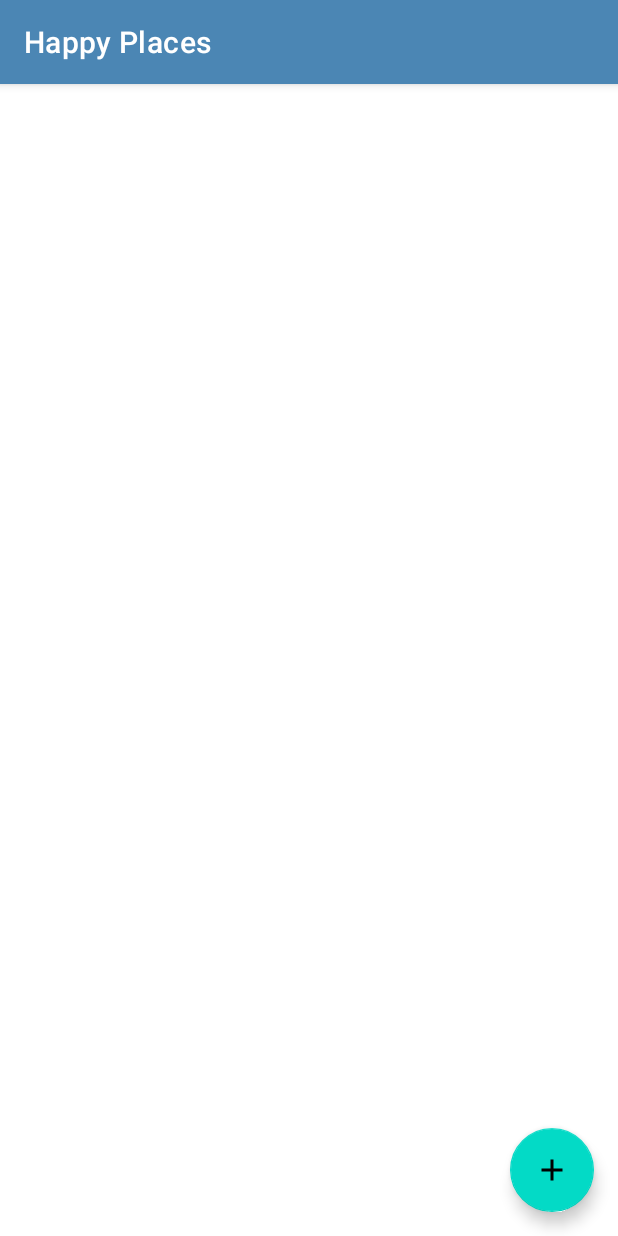
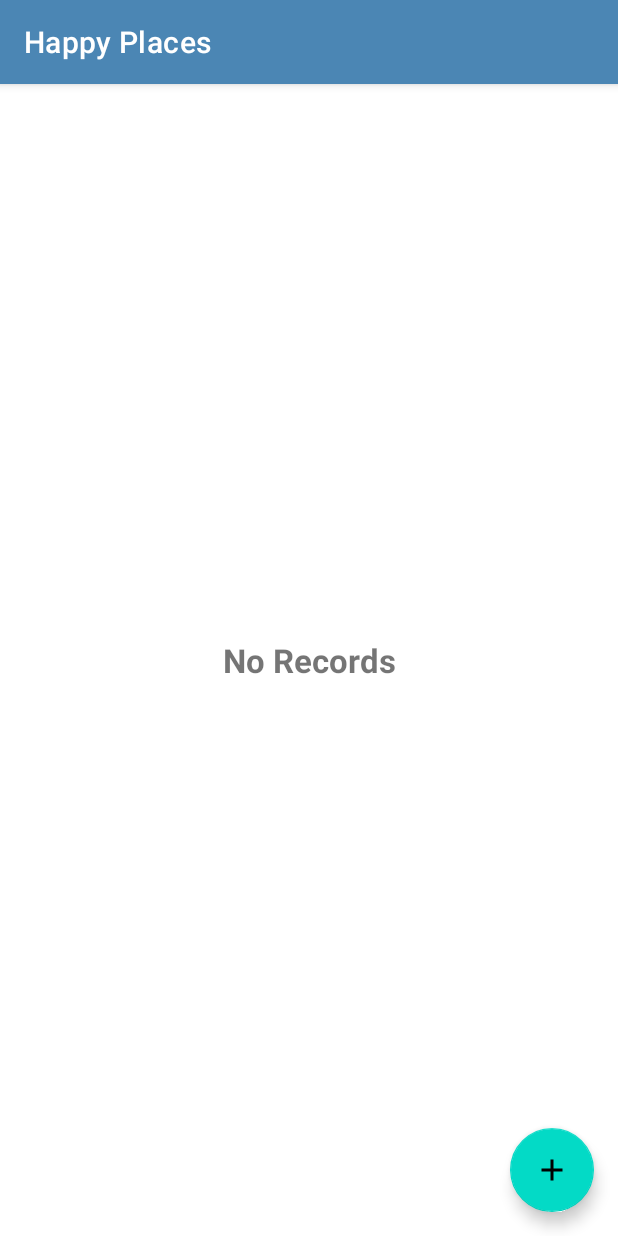
Before and after one commit to jackq97/swipe-functionality-to-recycler-view-through-item-adapter, an Android app: the screen it shows after launch (MainActivity), on a phone screen of 412 x 824 dp. Run offline under Robolectric (Android 15) with nearby library versions, the phone set to English and light mode, and no system bars; our stand-ins replace Room's generated code; libraries missing offline, so code that uses them is left out: com.permissionx.guolindev, it.xabaras.android; 1 statement that could not run was skipped.

Commit message:
kotlin.kt

```diff
--- a/app/build.gradle
+++ b/app/build.gradle
@@ -2,6 +2,7 @@ plugins {
     id 'com.android.application'
     id 'org.jetbrains.kotlin.android'
     id 'kotlin-kapt'
+    id 'com.google.android.libraries.mapsplatform.secrets-gradle-plugin'
 }
 
 android {
@@ -43,6 +44,7 @@ dependencies {
     implementation 'com.google.android.material:material:1.6.1'
     implementation 'com.guolindev.permissionx:permissionx:1.6.4'
     implementation 'com.github.dhaval2404:imagepicker:2.1'
+    implementation 'com.google.android.gms:play-services-maps:18.0.2'
 
     def room_version = "2.4.2"
     def activityVersion = "1.4.0"
@@ -52,6 +54,8 @@ dependencies {
 
     // optional - Kotlin Extensions and Coroutines support for Room
     implementation("androidx.room:room-ktx:$room_version")
+    implementation 'com.google.android.libraries.places:places:2.6.0'
+
 
 
     implementation "androidx.activity:activity-ktx:$activityVersion"
--- a/app/src/main/java/com/example/happyplaces/activities/MainActivity.kt
+++ b/app/src/main/java/com/example/happyplaces/activities/MainActivity.kt
@@ -5,6 +5,7 @@ import android.content.Intent
 import androidx.appcompat.app.AppCompatActivity
 import android.os.Bundle
 import android.util.Log
+import android.view.View
 import android.widget.Toast
 import androidx.lifecycle.lifecycleScope
 import androidx.recyclerview.widget.ItemTouchHelper
@@ -95,9 +96,15 @@ class MainActivity : AppCompatActivity(), Adapter.OnItemClickListener {
 
             itemAdapter = Adapter(placesList, this)
 
+            binding?.rvMain?.visibility = View.VISIBLE
+            binding?.tvRecords?.visibility = View.GONE
             binding?.rvMain?.layoutManager = LinearLayoutManager(this)
             binding?.rvMain?.adapter = itemAdapter
 
+        } else {
+
+            binding?.rvMain?.visibility = View.GONE
+            binding?.tvRecords?.visibility = View.VISIBLE
         }
     }
 
--- a/app/src/main/res/layout/activity_main.xml
+++ b/app/src/main/res/layout/activity_main.xml
@@ -1,12 +1,12 @@
 <?xml version="1.0" encoding="utf-8"?>
-<FrameLayout xmlns:android="http://schemas.android.com/apk/res/android"
+<androidx.constraintlayout.widget.ConstraintLayout xmlns:android="http://schemas.android.com/apk/res/android"
     xmlns:app="http://schemas.android.com/apk/res-auto"
     xmlns:tools="http://schemas.android.com/tools"
     android:layout_width="match_parent"
     android:layout_height="match_parent"
     tools:context=".activities.MainActivity">
 
-<!--  floating button  -->
+    <!--  floating button  -->
 
     <com.google.android.material.floatingactionbutton.FloatingActionButton
         android:id="@+id/fabHappyPlace"
@@ -14,18 +14,32 @@
         android:layout_height="wrap_content"
         android:layout_gravity="bottom|end"
         android:layout_margin="@dimen/fab_margin"
+        android:layout_marginEnd="40dp"
+        android:layout_marginBottom="40dp"
         android:src="@drawable/ic_action_add_24"
-         />
+        app:layout_constraintBottom_toBottomOf="parent"
+        app:layout_constraintEnd_toEndOf="parent" />
 
+    <TextView
+        android:id="@+id/tvRecords"
+        android:layout_width="wrap_content"
+        android:layout_height="wrap_content"
+        android:text="No Records"
+        android:textSize="22sp"
+        android:textStyle="bold"
+
+        app:layout_constraintBottom_toBottomOf="parent"
+        app:layout_constraintEnd_toEndOf="parent"
+        app:layout_constraintHorizontal_bias="0.5"
+        app:layout_constraintStart_toStartOf="parent"
+        app:layout_constraintTop_toTopOf="parent" />
 
     <androidx.recyclerview.widget.RecyclerView
         android:id="@+id/rvMain"
         android:layout_width="match_parent"
         android:layout_height="match_parent"
-        tools:listitem="@layout/list_main_recycler_view"
-        />
+        android:visibility="gone"
+        tools:listitem="@layout/list_main_recycler_view" />
 
 
-
-
-</FrameLayout>
+</androidx.constraintlayout.widget.ConstraintLayout>
--- a/app/src/main/res/values/strings.xml
+++ b/app/src/main/res/values/strings.xml
@@ -1,3 +1,6 @@
-<resources>
+<resources xmlns:tools="http://schemas.android.com/tools">
     <string name="app_name">Happy Places</string>
+
+    <string name="google_maps_api_key" tools:ignore="ExtraTranslation">AIzaSyC6tEzXptcbrZaHHp7YqMU-zf5g2fWZ3H4</string>
+
 </resources>
```
Also changed, not shown: app/src/main/AndroidManifest.xml (+18 -2 lines), app/src/main/java/com/example/happyplaces/activities/AddHappyPlaceActivity.kt (+60 -48 lines).
